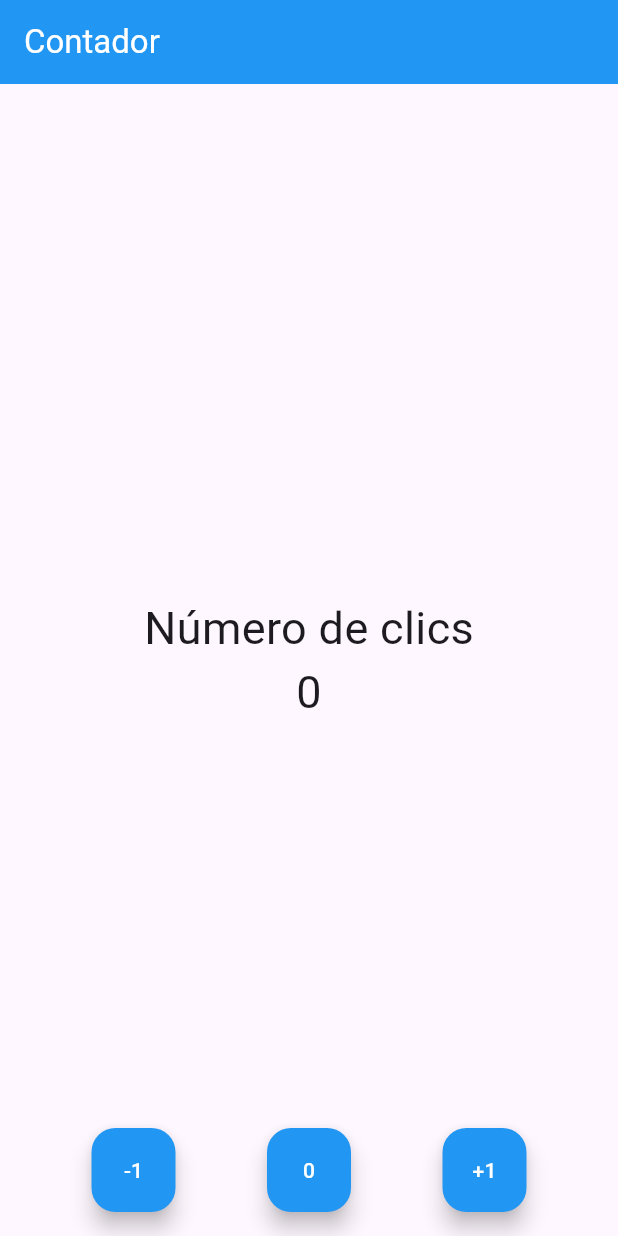
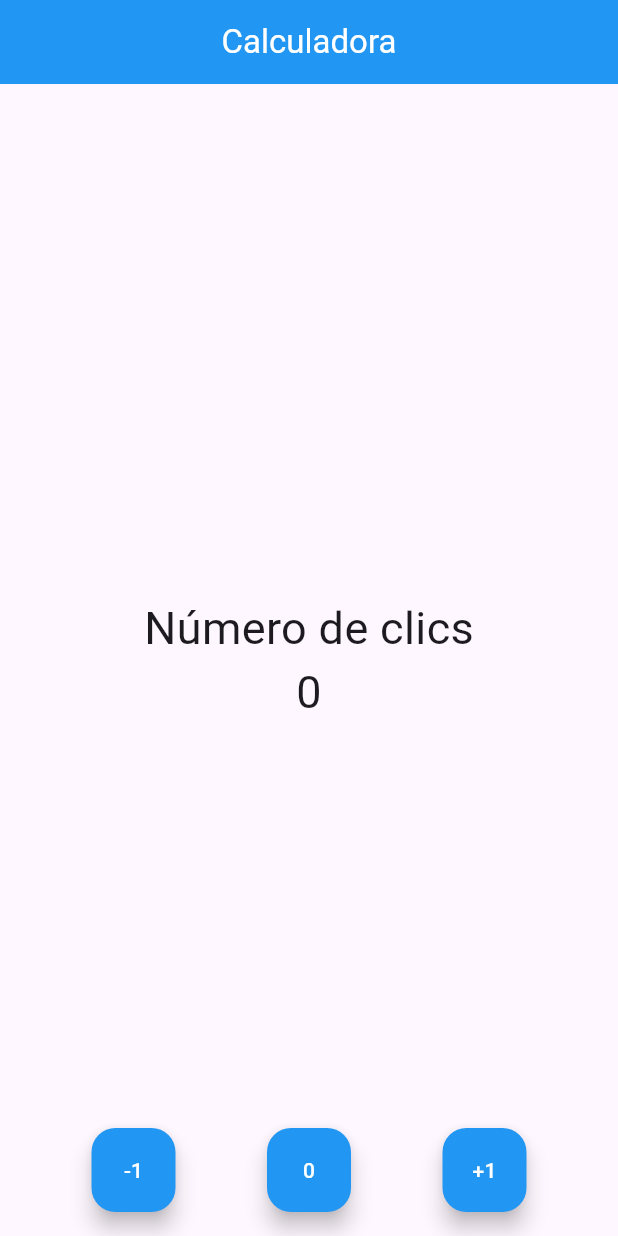
Before and after one commit to pquesadac/fl_contador_propio, a Flutter app: the screen it shows after launch, on a phone screen of 412 x 824 dp. Run offline on Flutter 3.47's test engine with Material 3 defaults, Android fonts, the light colour scheme and no system bars.

Commit message:
He movido el texto "calculadora" al medio

```diff
--- a/lib/screens/home_screen.dart
+++ b/lib/screens/home_screen.dart
@@ -22,10 +22,15 @@ class _HomeScreenState extends State<HomeScreen> {
 
     return Scaffold(
       appBar: AppBar(
-        title: const Text('Contador', style: TextStyle(color: Color.fromARGB(255, 255, 255, 255)),),
-        backgroundColor: Colors.blue,
-        elevation: 0.0,
-      ),
+  title: Center(
+    child: const Text(
+      'Calculadora',
+      style: TextStyle(color: Color.fromARGB(255, 255, 255, 255)),
+    ),
+  ),
+  backgroundColor: Colors.blue,
+  elevation: 0.0,
+),
       body: Center(
           child: Column(
             mainAxisAlignment: MainAxisAlignment.center,
```
